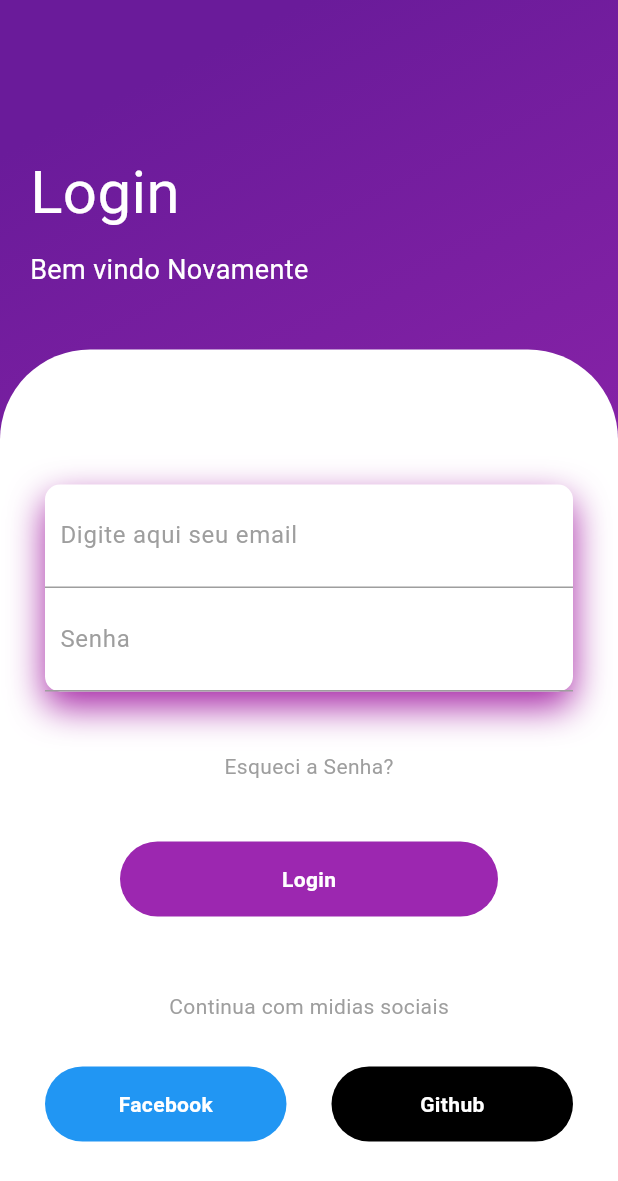
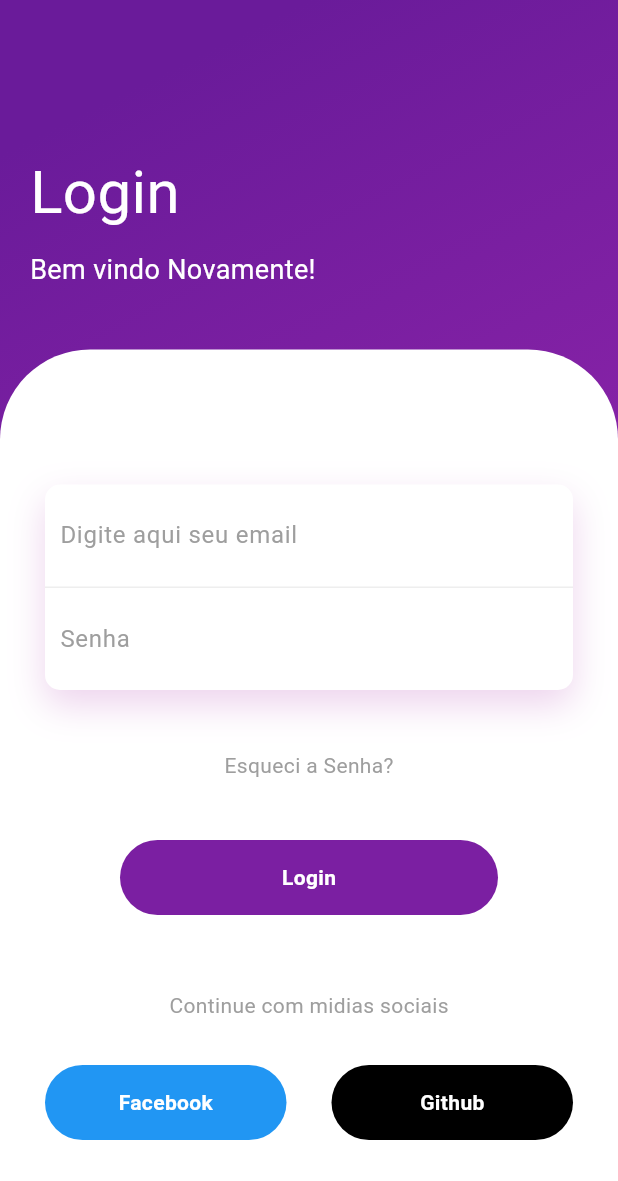
Before and after one commit to RenanSilvaMartins/Mobile_ITech, a Flutter app: the screen it shows after launch, on a phone screen of 412 x 824 dp. Shown: the top 1181 px of the screen. Run offline on Flutter 3.47's test engine with Material 3 defaults, Android fonts, the phone set to English and light mode, and no system bars.

Commit message:
Tela de Login quase finalizada. Adicionar interação dos botões

```diff
--- a/lib/main.dart
+++ b/lib/main.dart
@@ -15,14 +15,13 @@ class HomePage extends StatelessWidget {
   Widget build(BuildContext context) {
     return Scaffold(
       body: Container(
-        // A LINHA DE PADDING FOI REMOVIDA DAQUI
         width: double.infinity,
         decoration: BoxDecoration(
           gradient: LinearGradient(
-            begin: Alignment.topCenter, // Um bom começo para o gradiente
+            begin: Alignment.topCenter,
             colors: [
-              Colors.purple[800]!, // Adicione '!' para non-null
-              Colors.purple[600]!, // Adicione '!' para non-null
+              Colors.purple[800]!,
+              Colors.purple[600]!,
             ],
           ),
         ),
@@ -41,7 +40,7 @@ class HomePage extends StatelessWidget {
                   ),
                   SizedBox(height: 10),
                   Text(
-                    'Bem vindo Novamente',
+                    'Bem vindo Novamente!',
                     style: TextStyle(color: Colors.white, fontSize: 18),
                   ),
                 ],
@@ -59,6 +58,8 @@ class HomePage extends StatelessWidget {
                 ),
                 child: Padding(
                   padding: EdgeInsets.all(30),
+                  // AQUI FOI FEITA A CORREÇÃO:
+                  child: SingleChildScrollView(
                     child: Column(
                       children: <Widget>[
                         SizedBox(height: 60,),
@@ -68,7 +69,7 @@ class HomePage extends StatelessWidget {
                             borderRadius: BorderRadius.circular(10),
                             boxShadow: [
                               BoxShadow(
-                              color: Color(0xFFA626A6),
+                                color: Color(0xFFA626A6).withOpacity(0.2), // Suavizei a sombra
                                 blurRadius: 20,
                                 offset: Offset(0, 10),
                               ),
@@ -78,7 +79,7 @@ class HomePage extends StatelessWidget {
                             Container(
                               padding: EdgeInsets.all(10),
                               decoration: BoxDecoration(
-                              border: Border(bottom: BorderSide(color: Colors.grey))),
+                                border: Border(bottom: BorderSide(color: Colors.grey[200]!))),
                               child: TextField(
                                 decoration: InputDecoration(
                                   hintText: "Digite aqui seu email",
@@ -89,9 +90,8 @@ class HomePage extends StatelessWidget {
                               ),
                               Container(
                               padding: EdgeInsets.all(10),
-                            decoration: BoxDecoration(
-                              border: Border(bottom: BorderSide(color: Colors.grey))),
                               child: TextField(
+                                obscureText: true, // Adicionado para esconder a senha
                                 decoration: InputDecoration(
                                   hintText: "Senha",
                                   hintStyle: TextStyle(color: Colors.grey),
@@ -109,14 +109,14 @@ class HomePage extends StatelessWidget {
                           margin: EdgeInsets.symmetric(horizontal: 50),
                           decoration: BoxDecoration(
                             borderRadius: BorderRadius.circular(50),
-                          color: Colors.purple
+                            color: Colors.purple[700] // Um tom um pouco diferente para o botão
                           ),
                           child: Center(
                             child: Text("Login", style: TextStyle(color: Colors.white, fontWeight: FontWeight.bold),),
                           ),
                         ),
                         SizedBox(height: 50,),
-                      Text("Continua com midias sociais", style: TextStyle(color: Colors.grey),),
+                        Text("Continue com midias sociais", style: TextStyle(color: Colors.grey),),
                         SizedBox(height: 30,),
                         Row(
                           children: <Widget>[
@@ -149,8 +149,7 @@ class HomePage extends StatelessWidget {
                         )
                       ],
                     ),
-                  // DICA: Adicione o seu conteúdo de formulário aqui dentro
-                  // child: SingleChildScrollView( ... )
+                  ),
                 ),
               ),
             ),
--- a/pubspec.yaml
+++ b/pubspec.yaml
@@ -30,7 +30,8 @@ environment:
 dependencies:
   flutter:
     sdk: flutter
-    simple_animations: ^1.3.3
+
+  simple_animations: 5.2.0
 
   # The following adds the Cupertino Icons font to your application.
   # Use with the CupertinoIcons class for iOS style icons.
```
Also changed, not shown: lib/Animacao/FadeAnimation.dart (deleted), pubspec.lock. Lines whose indentation alone changed are shown as unchanged.
